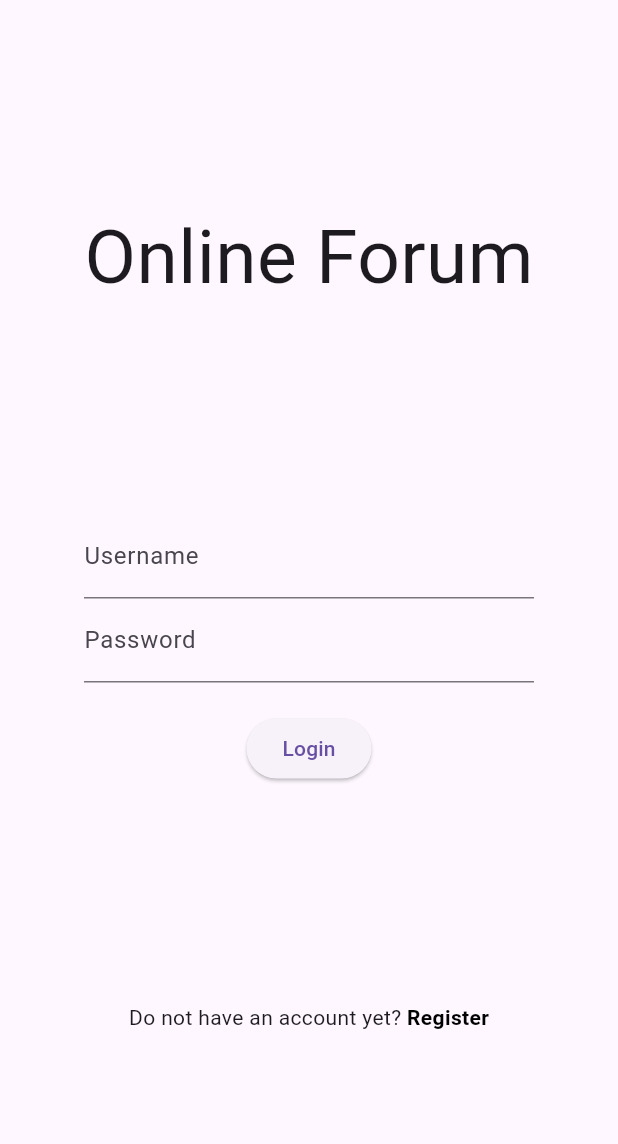
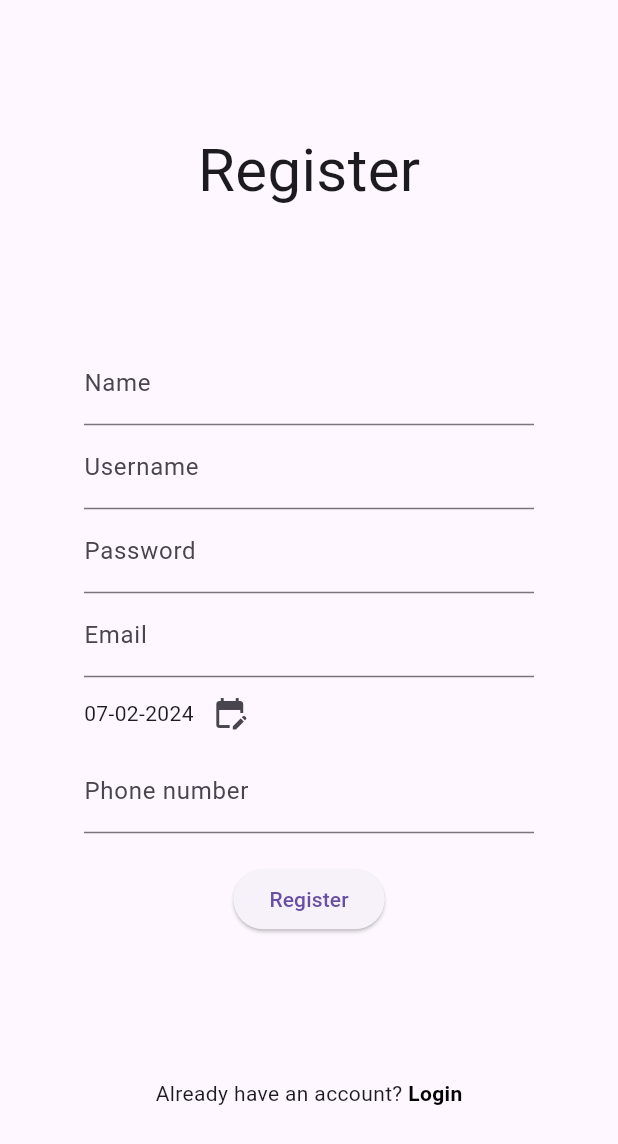
Before and after one commit to HuyyCP/OnlineForum_FE, a Flutter app: the screen it shows after launch, after a tap on "Register", on a phone screen of 412 x 824 dp. Shown: the top 1144 px of the screen. Run offline on Flutter 3.47's test engine with Material 3 defaults, Android fonts, the phone set to English and light mode, and no system bars; our stand-ins replace shared_preferences; network calls fail.

Commit message:
add register

```diff
--- a/lib/api_services/account_api_service.dart
+++ b/lib/api_services/account_api_service.dart
@@ -6,6 +6,7 @@ import 'package:shared_preferences/shared_preferences.dart';
 class AccountAPIService {
   static const String _loginAPI = '/account/login';
   static const String _verifyTokenAPI = '/account/verify-token';
+  static const String _registerAPI = '/account/register';
 
   static Future<bool> login (String username, String password) async {
     try {
@@ -56,4 +57,33 @@ class AccountAPIService {
       return false;
     }
   }
+
+  static Future<bool> register(
+    String name,
+    String username,
+    String password,
+    String dateofbirth,
+    String email,
+    String phonenumber) async {
+      try {
+        final response = await http.post(
+          Uri.http(Config.apiURL, _registerAPI),
+          body : {
+            "name": name,
+            "username": username,
+            "password": password,
+            "email": email,
+            "dateofbirth": dateofbirth,
+            "phonenumber": phonenumber
+          }
+        );
+        if(response.statusCode == 200) {
+          return true;
+        } else {
+          return false;
+        }
+      } catch (err) {
+        return false;
+      }
+    }
 }
--- /dev/null
+++ b/lib/routes/register_route.dart
@@ -0,0 +1,10 @@
+import 'package:flutter/material.dart';
+import 'package:onlineforum_fe/views/register_page.dart';
+
+class RegisterRoute {
+  static Widget Function(BuildContext context) init(BuildContext context) {
+    return (context)  {
+      return const RegisterPage();
+    };
+  }
+}
--- a/lib/routes/routes.dart
+++ b/lib/routes/routes.dart
@@ -1,6 +1,7 @@
 import 'package:flutter/material.dart';
 import 'package:onlineforum_fe/routes/home_route.dart';
 import 'package:onlineforum_fe/routes/login_route.dart';
+import 'package:onlineforum_fe/routes/register_route.dart';
 
 class Routes {
   static late Map<String, Widget Function(BuildContext)> _route;
@@ -8,7 +9,8 @@ class Routes {
   static Map<String, Widget Function(BuildContext)> init(BuildContext context) {
     _route = {
       '/login' : LoginRoute.init(context),
-      '/home' : HomeRoute.init(context)
+      '/home' : HomeRoute.init(context),
+      '/register' : RegisterRoute.init(context),
     };
     return _route;
   }
--- a/lib/views/login_page.dart
+++ b/lib/views/login_page.dart
@@ -90,7 +90,7 @@ class _LoginPageState extends State<LoginPage> {
                         ),
                       ),
                       onTap: () async {
-
+                        Navigator.pushReplacementNamed(context, '/register');
                       },
                     )
                   ],
--- a/lib/views/register_page.dart
+++ b/lib/views/register_page.dart
@@ -0,0 +1,178 @@
+import 'package:flutter/material.dart';
+import 'package:intl/intl.dart';
+import 'package:onlineforum_fe/api_services/account_api_service.dart';
+import 'package:onlineforum_fe/helpers/date_picker.dart';
+
+class RegisterPage extends StatefulWidget {
+  const RegisterPage({super.key});
+
+  @override
+  State<RegisterPage> createState() => _RegisterPageState();
+}
+
+class _RegisterPageState extends State<RegisterPage> {
+  TextEditingController nameController = TextEditingController();
+  TextEditingController usernameController = TextEditingController();
+  TextEditingController passwordController = TextEditingController();
+  TextEditingController emailController = TextEditingController();
+  DateTime? dateofbirth = DateTime.now();
+  TextEditingController phonenumberController = TextEditingController();
+
+  String? _validateEmail(String? value) {
+    if (value == null || value.isEmpty) {
+      return 'Invalid email';
+    }
+
+    // Regular expression pattern for email validation
+    final RegExp emailRegex = RegExp(
+      r'^[\w-]+(\.[\w-]+)*@([\w-]+\.)+[a-zA-Z]{2,7}$',
+    );
+
+    if (!emailRegex.hasMatch(value)) {
+      return 'Invalid email';
+    }
+
+    return null; // Return null if the email is valid
+  }
+
+  @override
+  Widget build(BuildContext context) {
+    return Scaffold(
+      body: Center(
+        child: Container(
+          width: 300,
+          child: Column(
+            mainAxisAlignment: MainAxisAlignment.spaceEvenly,
+            children: [
+              const Text(
+                "Register",
+                style: TextStyle(
+                  fontSize: 40,
+                )
+              ),
+              Container(
+                child: Column(
+                  children: [
+                    TextFormField(
+                      controller: nameController,
+                      decoration: const InputDecoration(
+                        labelText: "Name",
+                      ),
+                    ),
+                    TextFormField(
+                      controller: usernameController,
+                      decoration: const InputDecoration(
+                        labelText: "Username",
+                      ),
+                    ),
+                    TextFormField(
+                      controller: passwordController,
+                      obscureText: true,
+                      decoration: const InputDecoration(
+                        labelText: "Password",
+                      ),
+                    ),
+                    TextFormField(
+                      // validator: _validateEmail,
+                      controller: emailController,
+                      decoration: const InputDecoration(
+                        labelText: "Email",
+                      ),
+                    ),
+                    Row(
+                      children: [
+                        Text(
+                          DateFormat('dd-MM-yyyy').format(dateofbirth!)
+                        ),
+                        IconButton(
+                          icon: const Icon(Icons.edit_calendar),
+                          onPressed: () async {
+                            dateofbirth =  await selectDate(context);
+                            setState(() {
+
+                            });
+                          },
+                        )
+                      ],
+                    ),
+                    TextFormField(
+                      controller: phonenumberController,
+                      decoration: const InputDecoration(
+                        labelText: "Phone number",
+                      ),
+                    ),
+                    Container(
+                      margin: const EdgeInsets.only(top: 20),
+                      child: ElevatedButton(
+                        onPressed: () async {
+                          String name = nameController.text;
+                          String username = usernameController.text;
+                          String password = passwordController.text;
+                          String dob = dateofbirth!.toIso8601String();
+                          String email = emailController.text;
+                          String phonenumber = phonenumberController.text;
+                          if (await AccountAPIService.register(name, username, password, dob, email, phonenumber)) {
+                            Navigator.pushReplacementNamed(context, '/login');
+                            showDialog(
+                              context: context,
+                              builder: (context) {
+                                return AlertDialog(
+                                  shape: RoundedRectangleBorder(borderRadius: BorderRadius.circular(20)),
+                                  contentPadding: const EdgeInsets.all(20),
+                                  content: const Text(
+                                    "Register successfully",
+                                    textAlign: TextAlign.center,
+                                  ),
+                                );
+                              }
+                            );
+                          } else {
+                            showDialog(
+                              context: context,
+                              builder: (context) {
+                                return AlertDialog(
+                                  shape: RoundedRectangleBorder(borderRadius: BorderRadius.circular(20)),
+                                  contentPadding: const EdgeInsets.all(20),
+                                  content: const Text(
+                                    "Invalid information",
+                                    textAlign: TextAlign.center,
+                                  ),
+                                );
+                              }
+                            );
+                          }
+                        },
+                        child: const Text("Register"),
+                      ),
+                    ),
+                  ],
+                )
+              ),
+              Container(
+                margin: const EdgeInsets.only(top: 10),
+                child: Row(
+                  mainAxisAlignment: MainAxisAlignment.center,
+                  children: [
+                    const Text('Already have an account? '),
+                    GestureDetector(
+                      child: const Text(
+                        'Login',
+                        style: TextStyle(
+                          color: Colors.black,
+                          fontWeight: FontWeight.w600,
+                        ),
+                      ),
+                      onTap: () async {
+                        Navigator.pushReplacementNamed(context, '/login');
+                      },
+                    )
+                  ],
+                ),
+              )
+            ],
+          )
+        )
+      )
+    );
+  }
+}
```
Also changed, not shown: lib/helpers/date_picker.dart (added, +10 -0 lines).
